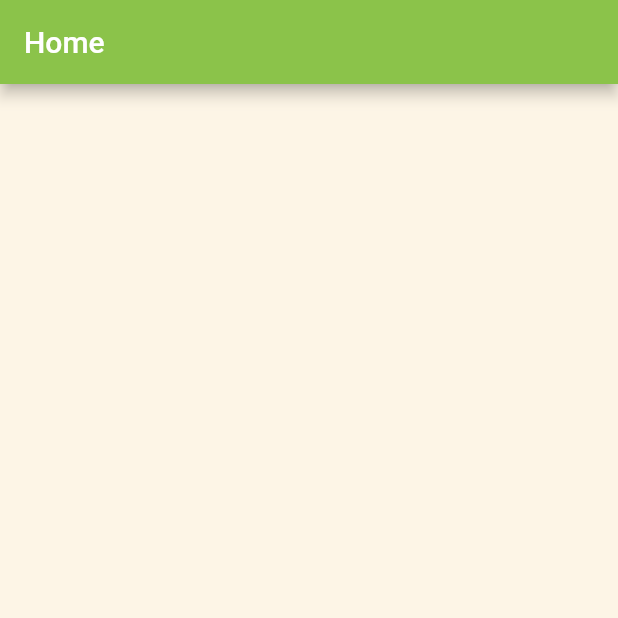
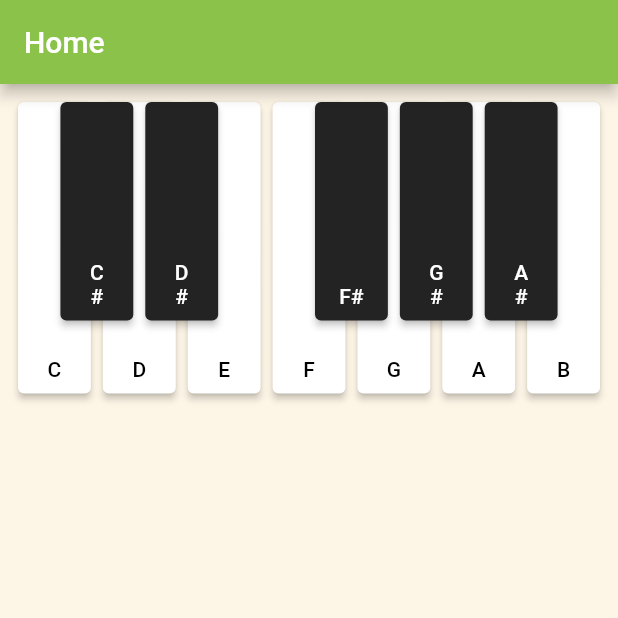
Before and after one commit to Gvard-Windlass/perfect_pitch_flutter, a Flutter app: the screen it shows after launch, on a phone screen of 412 x 824 dp, the top half of it. Run offline on Flutter 3.47's test engine with Material 2 defaults, Android fonts, the phone set to English and light mode, and no system bars; our stand-ins replace hexcolor; missing offline and left inert: desktop_window.

Commit message:
Add pitch selector widget

```diff
--- a/lib/home.dart
+++ b/lib/home.dart
@@ -1,7 +1,5 @@
-import 'package:flutter/src/widgets/container.dart';
-import 'package:flutter/src/widgets/framework.dart';
-
 import 'package:flutter/material.dart';
+import 'pitch_buttons.dart';
 
 class Home extends StatelessWidget {
   const Home({super.key});
@@ -12,7 +10,16 @@ class Home extends StatelessWidget {
       appBar: AppBar(
         title: const Text('Home', style: TextStyle(color: Colors.white)),
       ),
-      body: SingleChildScrollView(),
+      body: SingleChildScrollView(
+        child: Padding(
+          padding: const EdgeInsets.fromLTRB(8, 12, 8, 8),
+          child: Column(
+            children: const [
+              PitchButtons(),
+            ],
+          ),
+        ),
+      ),
     );
   }
 }
--- /dev/null
+++ b/lib/pitch_button.dart
@@ -0,0 +1,65 @@
+import 'package:flutter/material.dart';
+
+class PitchButton extends StatelessWidget {
+  const PitchButton({super.key, required this.pitchKey, required this.pitchEnabled});
+  final String pitchKey;
+  final bool pitchEnabled;
+
+  @override
+  Widget build(BuildContext context) {
+    return Flexible(
+      child: Padding(
+        padding: const EdgeInsets.symmetric(horizontal: 4),
+        child: ConstrainedBox(
+          constraints: const BoxConstraints(maxWidth: 70),
+          child: AspectRatio(
+            aspectRatio: pitchKey.contains('#') ? 1/3 : 1/4,
+            child: ElevatedButton(
+              onPressed: () {},
+              style: ButtonStyle(
+                backgroundColor: MaterialStateProperty.all<Color>(_getPitchButtonColor()),
+                foregroundColor: MaterialStateProperty.all<Color>(pitchKey.contains('#')?Colors.white:Colors.black),
+                overlayColor: MaterialStateProperty.resolveWith(_getPitchButtonOverlayColor)
+              ),
+              child: Align(
+                alignment: Alignment.bottomCenter,
+                child: Padding(
+                  padding: const EdgeInsets.only(bottom: 8),
+                  child: Text(pitchKey, textAlign: TextAlign.center),
+                )
+              )
+            )
+          )
+        )
+      )
+    );
+  }
+
+  Color? _getPitchButtonOverlayColor(Set<MaterialState> states) {
+    Color overlayColor = pitchKey.contains('#')?Colors.grey.shade200:Colors.black;
+    if (states.contains(MaterialState.hovered)) {
+        return overlayColor.withOpacity(0.08);
+      }
+      if (states.contains(MaterialState.focused)) {
+        return overlayColor.withOpacity(0.12);
+      }
+      if (states.contains(MaterialState.pressed)) {
+        return overlayColor.withOpacity(0.12);
+      }
+    return null;
+  }
+
+  Color _getPitchButtonColor() {
+    if (pitchKey.contains('#')) {
+      if (pitchEnabled) {
+        return Colors.lightGreen.shade900;
+      }
+      return const Color.fromARGB(255, 35, 35, 35);
+    } else {
+      if (pitchEnabled) {
+        return Colors.lightGreen;
+      }
+      return Colors.white;
+    }
+  }
+}
--- /dev/null
+++ b/lib/pitch_buttons.dart
@@ -0,0 +1,47 @@
+import 'package:flutter/material.dart';
+import 'pitch_button.dart';
+
+class PitchButtons extends StatelessWidget {
+  const PitchButtons({super.key});
+  static final whiteKeys = ['C', 'D', 'E', 'F', 'G', 'A', 'B'];
+  static final blackKeys = ['C#', 'D#', 'F#', 'G#', 'A#'];
+
+  @override
+  Widget build(BuildContext context) {
+    return Stack(
+      children: [
+        Row(
+          mainAxisAlignment: MainAxisAlignment.center,
+          crossAxisAlignment: CrossAxisAlignment.start,
+          children: whiteKeys.map((e) => PitchButton(
+            pitchKey: e,
+            pitchEnabled: false
+          )).toList()
+        ),
+        Row(
+          mainAxisAlignment: MainAxisAlignment.center,
+          crossAxisAlignment: CrossAxisAlignment.start,
+          children: [
+            Flexible(
+              child: ConstrainedBox(constraints:
+                const BoxConstraints(maxWidth: 70))
+            ),
+            ...blackKeys.sublist(0, 2).map((e) {
+              return PitchButton(pitchKey: e, pitchEnabled: false);
+            }).toList(),
+            Flexible(
+              child: Padding(
+              padding: const EdgeInsets.symmetric(horizontal: 4),
+              child: ConstrainedBox(
+                constraints: const BoxConstraints(maxWidth: 70),
+                child: const AspectRatio(aspectRatio: 1/3)
+            ))),
+            ...blackKeys.sublist(2).map((e) {
+              return PitchButton(pitchKey: e, pitchEnabled: false);
+            }).toList(),
+          ]
+        )
+      ],
+    );
+  }
+}
--- a/pubspec.yaml
+++ b/pubspec.yaml
@@ -33,6 +33,7 @@ dependencies:
     sdk: flutter
   desktop_window:
   hexcolor:
+  collection:
 
 
   # The following adds the Cupertino Icons font to your application.
```
Also changed, not shown: pubspec.lock.
